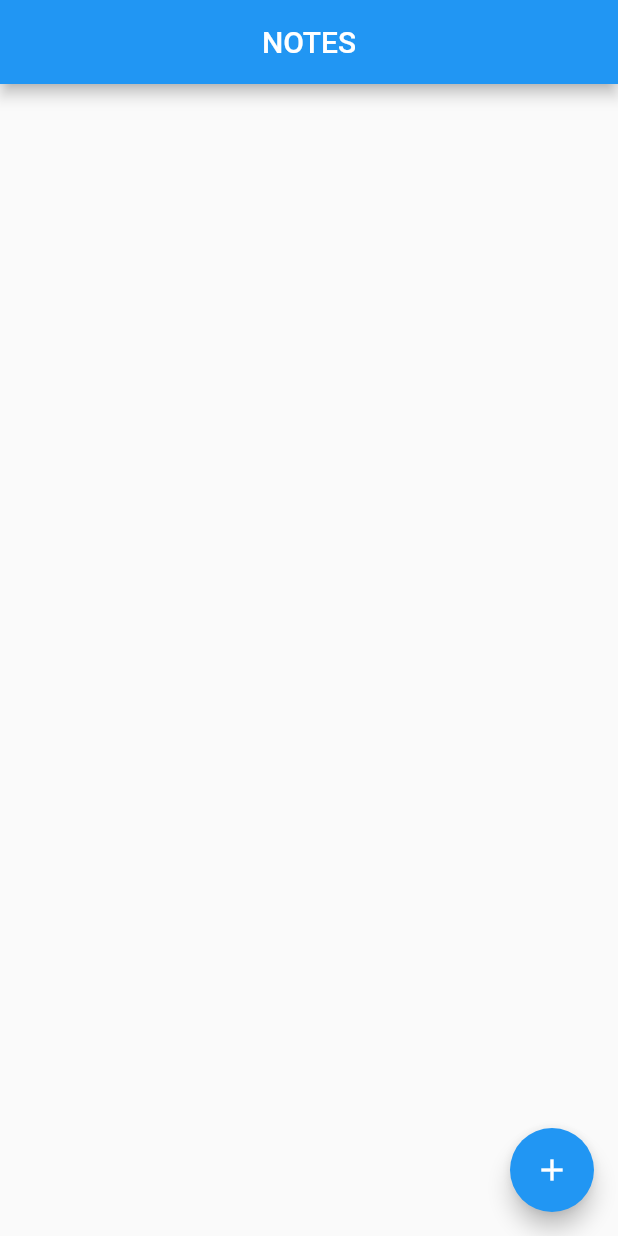
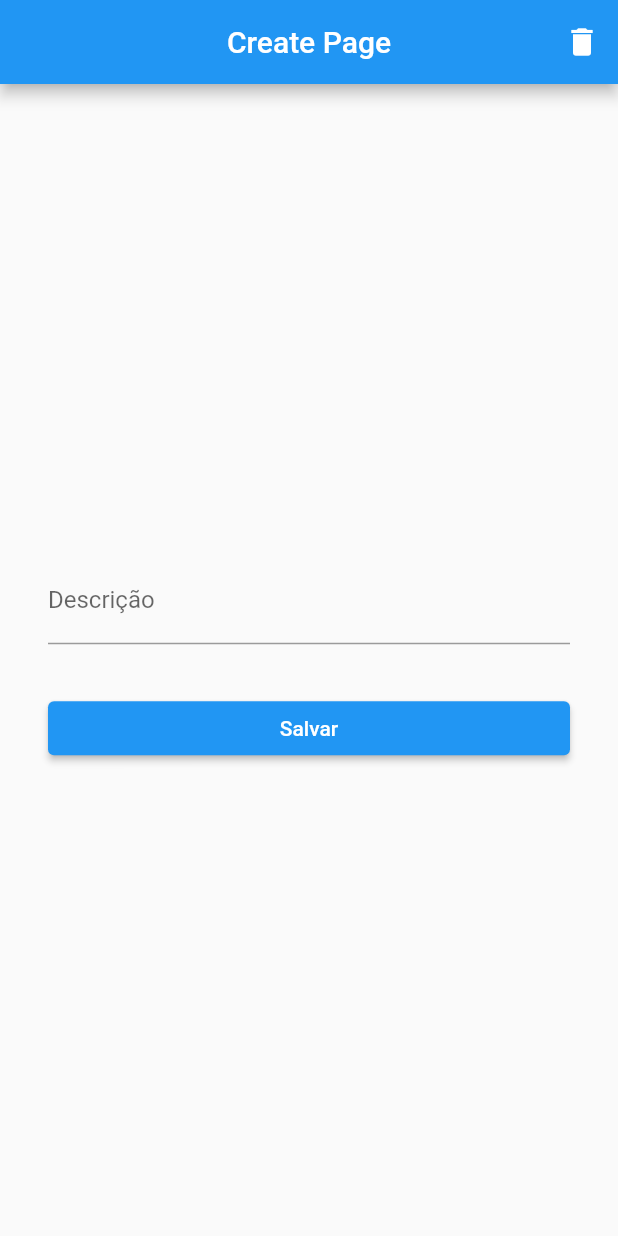
Before and after one commit to sidinei-silva/rocketseat_ignite_flutter_chapter_1_desafio_03, a Flutter app: the screen it shows after launch, on a phone screen of 412 x 824 dp. Run offline on Flutter 3.47's test engine with Material 2 defaults, Android fonts, the phone set to English and light mode, and no system bars.

Commit message:
Criando pagina de create note

```diff
--- a/lib/app_widget.dart
+++ b/lib/app_widget.dart
@@ -1,4 +1,5 @@
 import 'package:flutter/material.dart';
+import 'package:notes/create_note_page.dart';
 import 'package:notes/home_page.dart';
 
 class AppWidget extends StatelessWidget {
@@ -7,7 +8,7 @@ class AppWidget extends StatelessWidget {
   Widget build(BuildContext context) {
     return MaterialApp(
       title: 'Notes App',
-      home: HomePage(),
+      home: CreateNotePage(),
     );
   }
 }
--- /dev/null
+++ b/lib/create_note_page.dart
@@ -0,0 +1,76 @@
+import 'package:flutter/cupertino.dart';
+import 'package:flutter/material.dart';
+
+class CreateNotePage extends StatefulWidget {
+  @override
+  _CreateNotePageState createState() => _CreateNotePageState();
+}
+
+class _CreateNotePageState extends State<CreateNotePage> {
+  var description = "Alo";
+  var textController = TextEditingController();
+  var isEdit = false;
+
+  @override
+  void initState() {
+    WidgetsBinding.instance!.addPostFrameCallback((_) {
+      if (ModalRoute.of(context)!.settings.arguments != null) {
+        description = ModalRoute.of(context)!.settings.arguments as String;
+        textController.text = description;
+        setState(() {
+          isEdit = true;
+        });
+      }
+    });
+  }
+
+  @override
+  Widget build(BuildContext context) {
+    return Scaffold(
+      appBar: AppBar(
+        title: isEdit ? Text("Edit Page") : Text("Create Page"),
+        centerTitle: true,
+        actions: [
+          IconButton(
+            icon: Icon(Icons.delete),
+            onPressed: () {
+              Navigator.pop(context, "");
+            },
+          )
+        ],
+      ),
+      body: Padding(
+        padding: const EdgeInsets.all(32),
+        child: Column(
+          mainAxisAlignment: MainAxisAlignment.center,
+          children: [
+            TextField(
+              controller: textController,
+              maxLines: null,
+              onChanged: (value) {
+                setState(() {
+                  description = value;
+                });
+              },
+              decoration: InputDecoration(labelText: "Descrição"),
+            ),
+            SizedBox(height: 32),
+            if (description.isNotEmpty)
+              Row(
+                children: [
+                  Expanded(
+                    child: ElevatedButton(
+                      onPressed: () {
+                        Navigator.pop(context, description);
+                      },
+                      child: Text("Salvar"),
+                    ),
+                  ),
+                ],
+              )
+          ],
+        ),
+      ),
+    );
+  }
+}
```
